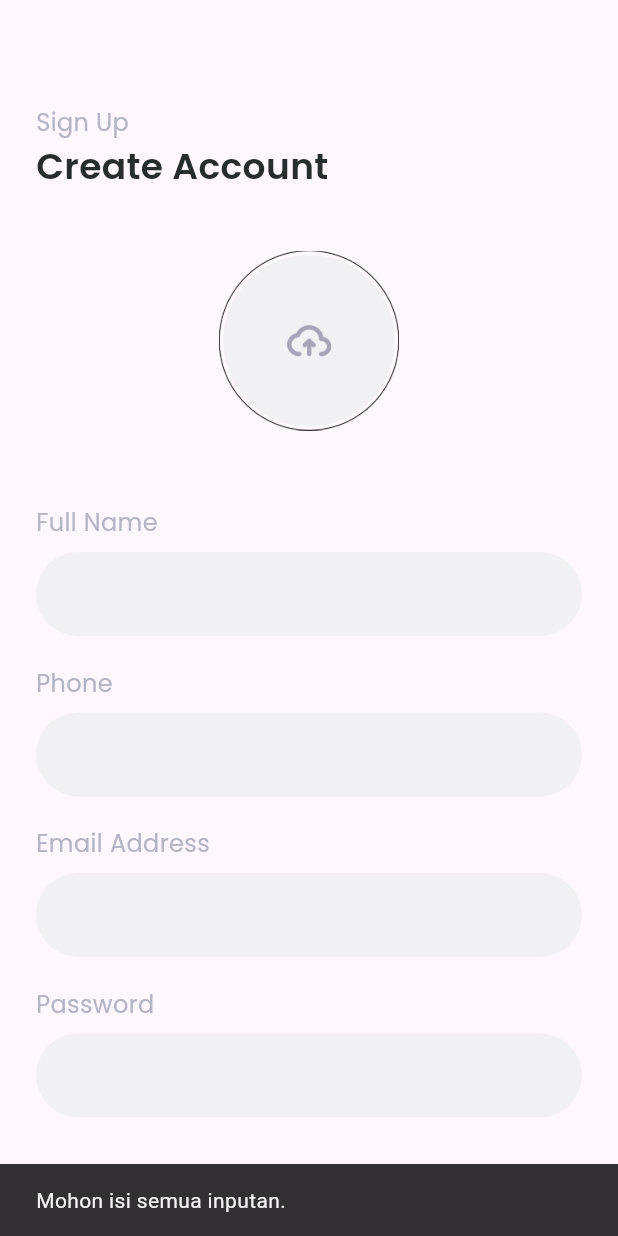
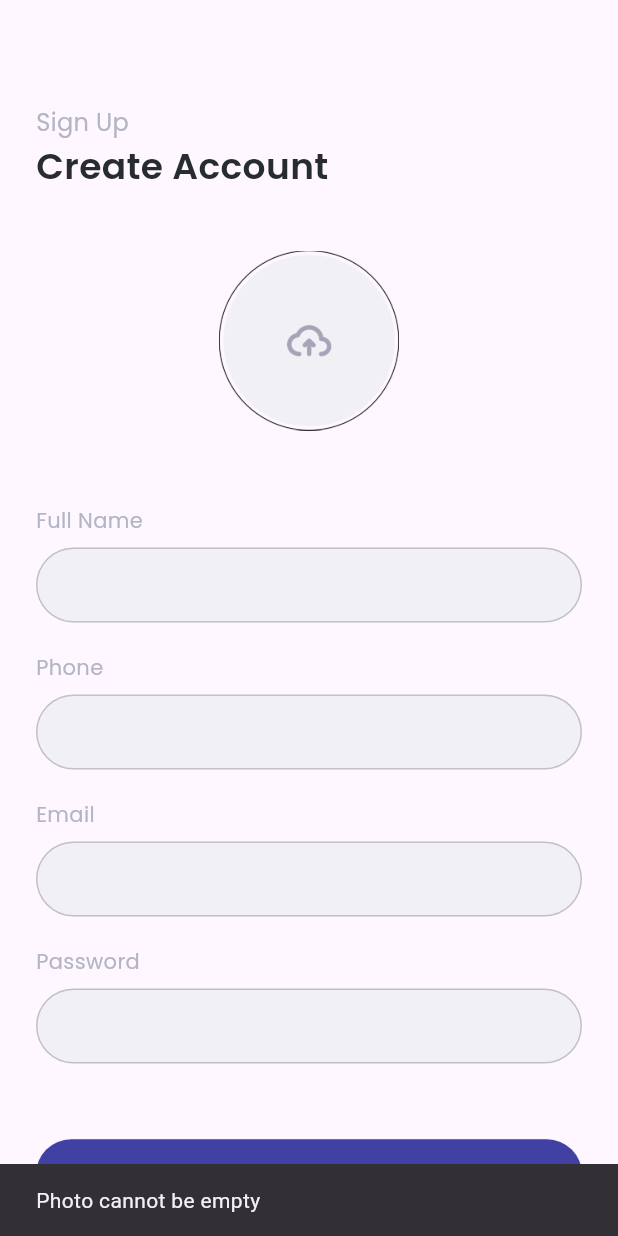
Before and after one commit to MaulanaAchmad14/sillapor, a Flutter app: the SignUpPage screen opened by its route, after a tap on "Sign Up", on a phone screen of 412 x 824 dp. Run offline on Flutter 3.47's test engine with Material 3 defaults, Android fonts, the phone set to English and light mode, and no system bars; our stand-ins replace cloud_firestore, email_validator, firebase_auth, firebase_core, firebase_storage, google_fonts and 1 more; accounts and stored records are empty.

Commit message:
fix: implement sign up

```diff
--- a/lib/home/home_page.dart
+++ b/lib/home/home_page.dart
@@ -1,4 +1,6 @@
 import 'package:flutter/material.dart';
+import 'package:importan_skripsi/models/user_model.dart';
+import 'package:importan_skripsi/services/db.dart';
 import 'package:importan_skripsi/theme.dart';
 import 'package:importan_skripsi/widgets/information_tile.dart';
 
@@ -10,8 +12,19 @@ class HomePage extends StatefulWidget {
 }
 
 class _HomePageState extends State<HomePage> {
+  UserModel? user;
   // final _userStream =
   //     FirebaseFirestore.instance.collection('DataInformation').snapshots();
+  @override
+  void initState() {
+    super.initState();
+    getData();
+  }
+
+  void getData() async {
+    user = await Database.getUser();
+    setState(() {});
+  }
 
   @override
   Widget build(BuildContext context) {
@@ -29,14 +42,11 @@ class _HomePageState extends State<HomePage> {
                 crossAxisAlignment: CrossAxisAlignment.start,
                 children: [
                   Text(
-                    'Hallo Bebee',
-                    style: subTitleTextStyle.copyWith(
-                        fontSize: 24,
-                        fontWeight: FontWeight.w600,
-                        color: primaryColor),
+                    'Hallo ${user?.name}',
+                    style: subTitleTextStyle.copyWith(fontSize: 24, fontWeight: FontWeight.w600, color: primaryColor),
                   ),
                   Text(
-                    '@bebee',
+                    '@${user?.name?.toLowerCase().replaceAll(' ', '')}',
                     style: titleTextStyle.copyWith(
                       fontSize: 16,
                     ),
--- a/lib/models/user_model.dart
+++ b/lib/models/user_model.dart
@@ -1,18 +1,15 @@
 class UserModel {
   UserModel({
-    this.image,
     this.name,
     this.phone,
   });
 
-  final String? image;
   final String? name;
   final String? phone;
 
 
   static UserModel fromJson(Map<String, dynamic> json) {
     return UserModel(
-      image: json["image"],
       name: json["name"],
       phone: json["phone"],
     );
@@ -21,7 +18,6 @@ class UserModel {
 
   Map<String, dynamic> toJson() {
     return {
-      "image": image,
       "name": name,
       "phone": phone,
     };
--- a/lib/pages/signin_page.dart
+++ b/lib/pages/signin_page.dart
@@ -17,13 +17,16 @@ class SignInPages extends StatefulWidget {
 class _SignInPagesState extends State<SignInPages> {
   TextEditingController emailText = TextEditingController();
   TextEditingController passwordText = TextEditingController();
+  final key = GlobalKey<FormState>();
 
   void login() async {
     try {
+      if (key.currentState?.validate() ?? false) {
         await AuthService.login(email: emailText.text, password: passwordText.text);
         if (mounted) Navigator.pushNamed(context, '/home');
+      }
     } catch (e) {
-      ScaffoldMessenger.of(context).showSnackBar(SnackBar(content: Text(e.toString())));
+      if (mounted) ScaffoldMessenger.of(context).showSnackBar(SnackBar(content: Text(e.toString())));
     }
   }
 
@@ -62,17 +65,19 @@ class _SignInPagesState extends State<SignInPages> {
               ),
             ),
             const SizedBox(height: 20),
-            Expanded(
+            Form(
+              key: key,
+              child: Expanded(
                 child: Column(
                   crossAxisAlignment: CrossAxisAlignment.start,
                   children: [
                     Text('Email Address', style: titleTextStyle.copyWith(fontSize: 14)),
                     const SizedBox(height: 8),
-                  TextInput(controller: emailText, validator: (value) => EmailValidator.validate(value!) ? null : 'Email tidak valid'),
+                    InputText(controller: emailText, validator: (value) => EmailValidator.validate(value!) ? null : 'Email tidak valid'),
                     const SizedBox(height: 10),
                     Text('Password', style: titleTextStyle.copyWith(fontSize: 14)),
                     const SizedBox(height: 8),
-                  TextInput(controller: passwordText, validator: (value) => value!.length > 8 ? null : 'Password minimal 8 karakter', obscure: true),
+                    InputText(controller: passwordText, validator: (value) => value!.length > 8 ? null : 'Password minimal 8 karakter', obscure: true),
                     const SizedBox(height: 40),
                     PrimaryButton(label: "Sign In", onPressed: () => login()),
                     Padding(
@@ -101,6 +106,7 @@ class _SignInPagesState extends State<SignInPages> {
                   ],
                 ),
               ),
+            ),
           ],
         ),
       ),
--- a/lib/pages/signup_page.dart
+++ b/lib/pages/signup_page.dart
@@ -1,10 +1,16 @@
+import 'dart:convert';
+
 import 'package:email_validator/email_validator.dart';
 import 'package:flutter/material.dart';
 import 'package:flutter/services.dart';
 import 'package:google_fonts/google_fonts.dart';
+import 'package:image_picker/image_picker.dart';
+import 'package:importan_skripsi/models/user_model.dart';
 import 'package:importan_skripsi/pages/signin_page.dart';
-import 'package:importan_skripsi/services/create.dart';
+import 'package:importan_skripsi/services/auth.dart';
 import 'package:importan_skripsi/theme.dart';
+import 'package:importan_skripsi/widgets/primary_button.dart';
+import 'package:importan_skripsi/widgets/text_input.dart';
 
 class SignUpPage extends StatefulWidget {
   const SignUpPage({super.key});
@@ -16,21 +22,40 @@ class SignUpPage extends StatefulWidget {
 class _SignUpPageState extends State<SignUpPage> {
   bool isEmailValid = true;
   bool isUploaded = false;
+  String? imgString;
 
-  final Create _create = Create();
+  final nameText = TextEditingController();
+  final phoneText = TextEditingController();
+  final emailText = TextEditingController();
+  final passwordText = TextEditingController();
 
-  TextEditingController emailController = TextEditingController(text: '');
-  TextEditingController fullName = TextEditingController();
-  TextEditingController phone = TextEditingController();
-  TextEditingController password = TextEditingController();
+  final key = GlobalKey<FormState>();
+
   @override
   void dispose() {
-    fullName.dispose();
-    emailController.dispose();
-    phone.dispose();
-    password.dispose();
+    nameText.dispose();
+    phoneText.dispose();
+    emailText.dispose();
+    passwordText.dispose();
 
     super.dispose();
+  }
+
+  void signUp() async {
+    try {
+      if (imgString == null && mounted) {
+        ScaffoldMessenger.of(context).showSnackBar(const SnackBar(content: Text('Photo cannot be empty')));
+        return;
+      }
+
+      if (key.currentState?.validate() ?? false) {
+        final user = UserModel(name: nameText.text, phone: phoneText.text);
+        await AuthService.register(email: emailText.text, password: passwordText.text, image: imgString!, user: user);
+        if (mounted) Navigator.pushNamed(context, '/home');
+      }
+    } catch (e) {
+      if (mounted) ScaffoldMessenger.of(context).showSnackBar(SnackBar(content: Text(e.toString())));
+    }
   }
 
   @override
@@ -38,18 +63,22 @@ class _SignUpPageState extends State<SignUpPage> {
     Widget uploadedImages() {
       return Center(
         child: InkWell(
-          onTap: () {
-            setState(() {
-              isUploaded = !isUploaded;
-            });
+          onTap: () async {
+            final picker = ImagePicker();
+            final file = await picker.pickImage(source: ImageSource.camera);
+            if (file != null) {
+              final fileBytes = await file.readAsBytes();
+              imgString = base64Encode(fileBytes);
+              setState(() {});
+            }
           },
           child: Column(
             children: [
-              Image.asset(
-                'assets/upload_pic.png',
-                width: 120,
-                height: 120,
-              ),
+              if (imgString == null) ...[
+                Image.asset('assets/upload_pic.png', width: 120, height: 120),
+              ] else ...[
+                ClipRRect(borderRadius: BorderRadius.circular(100), child: Image.memory(base64Decode(imgString!), width: 120, height: 120, fit: BoxFit.cover)),
+              ]
             ],
           ),
         ),
@@ -66,11 +95,7 @@ class _SignUpPageState extends State<SignUpPage> {
           },
           child: Column(
             children: [
-              Image.asset(
-                'assets/show_image.png',
-                width: 120,
-                height: 120,
-              ),
+              Image.asset('assets/show_image.png', width: 120, height: 120),
             ],
           ),
         ),
@@ -85,228 +110,53 @@ class _SignUpPageState extends State<SignUpPage> {
             left: 24,
             right: 24,
           ),
+          child: Form(
+            key: key,
             child: Column(
               crossAxisAlignment: CrossAxisAlignment.start,
               children: [
-              Text(
-                'Sign Up',
-                style: titleTextStyle,
-              ),
-              Text(
-                'Create Account',
-                style: subTitleTextStyle,
-              ),
-              const SizedBox(
-                height: 40,
-              ),
+                Text('Sign Up', style: titleTextStyle),
+                Text('Create Account', style: subTitleTextStyle),
+                const SizedBox(height: 40),
                 isUploaded ? showedImages() : uploadedImages(),
-              // Center(
-              //   child: Column(
-              //     children: [
-              //       Image.asset(
-              //         'assets/upload_pic.png',
-              //         width: 120,
-              //         height: 120,
-              //       )
-              //     ],
-              //   ),
-              // ),
-              const SizedBox(
-                height: 50,
-              ),
+                const SizedBox(height: 50),
                 Column(
                   crossAxisAlignment: CrossAxisAlignment.start,
                   children: [
-                  Text(
-                    'Full Name',
-                    style: titleTextStyle,
-                  ),
-                  const SizedBox(
-                    height: 8,
-                  ),
-                  TextFormField(
-                    controller: fullName,
-                    decoration: InputDecoration(
-                      fillColor: const Color(0xffF1F0F5),
-                      filled: true,
-                      enabledBorder: OutlineInputBorder(
-                        borderRadius: BorderRadius.circular(100),
-                        borderSide: BorderSide.none,
-                      ),
-                      focusedBorder: OutlineInputBorder(
-                        borderRadius: BorderRadius.circular(100),
-                        borderSide: const BorderSide(
-                          color: Color(0xff4141A4),
-                        ),
-                      ),
-                      hintText: '',
-                    ),
-                  ),
+                    Text('Full Name', style: titleTextStyle.copyWith(fontSize: 14)),
+                    const SizedBox(height: 8),
+                    InputText(controller: nameText, validator: (value) => value!.length < 8 ? 'Nama lengkap minmal 8 karakter' : null),
                   ],
                 ),
-              const SizedBox(
-                height: 20,
-              ),
+                const SizedBox(height: 20),
                 Column(
                   crossAxisAlignment: CrossAxisAlignment.start,
                   children: [
-                  Text(
-                    'Phone',
-                    style: titleTextStyle,
-                  ),
-                  const SizedBox(
-                    height: 8,
-                  ),
-                  TextFormField(
-                    controller: phone,
-                    keyboardType: TextInputType.number,
-                    inputFormatters: <TextInputFormatter>[
-                      FilteringTextInputFormatter.digitsOnly
-                    ],
-                    decoration: InputDecoration(
-                      fillColor: const Color(0xffF1F0F5),
-                      filled: true,
-                      enabledBorder: OutlineInputBorder(
-                        borderRadius: BorderRadius.circular(100),
-                        borderSide: BorderSide.none,
-                      ),
-                      focusedBorder: OutlineInputBorder(
-                        borderRadius: BorderRadius.circular(100),
-                        borderSide: const BorderSide(
-                          color: Color(0xff4141A4),
-                        ),
-                      ),
-                      hintText: '',
-                    ),
-                  ),
+                    Text('Phone', style: titleTextStyle.copyWith(fontSize: 14)),
+                    const SizedBox(height: 8),
+                    InputText(controller: phoneText, validator: (value) => value!.length < 12 ? 'Nomor Telepon minimal 12 karakter' : null, formatter: [FilteringTextInputFormatter.digitsOnly]),
                   ],
                 ),
-              const SizedBox(
-                height: 20,
-              ),
+                const SizedBox(height: 20),
                 Column(
                   crossAxisAlignment: CrossAxisAlignment.start,
                   children: [
-                  Text(
-                    'Email Address',
-                    style: titleTextStyle,
-                  ),
-                  const SizedBox(
-                    height: 8,
-                  ),
-                  TextFormField(
-                    controller: emailController,
-                    onChanged: (value) {
-                      print(value);
-                      bool isValid = EmailValidator.validate(value);
-                      print(isValid);
-                      if (isValid) {
-                        setState(() {
-                          isEmailValid = true;
-                        });
-                      } else {
-                        setState(() {
-                          isEmailValid = false;
-                        });
-                      }
-                    },
-                    decoration: InputDecoration(
-                      fillColor: const Color(0xffF1F0F5),
-                      filled: true,
-                      enabledBorder: OutlineInputBorder(
-                        borderRadius: BorderRadius.circular(100),
-                        borderSide: BorderSide.none,
-                      ),
-                      focusedBorder: OutlineInputBorder(
-                        borderRadius: BorderRadius.circular(100),
-                        borderSide: BorderSide(
-                          color: isEmailValid
-                              ? const Color(0xff4141A4)
-                              : const Color(0xffFD4F56),
-                        ),
-                      ),
-                      hintText: '',
-                    ),
-                    style: TextStyle(
-                      color:
-                          isEmailValid ? const Color(0xff4141A4) : const Color(0xffFD4F56),
-                    ),
-                  ),
+                    Text('Email', style: titleTextStyle.copyWith(fontSize: 14)),
+                    const SizedBox(height: 8),
+                    InputText(controller: emailText, validator: (value) => EmailValidator.validate(value!) ? null : 'Email tidak valid'),
                   ],
                 ),
-              const SizedBox(
-                height: 20,
-              ),
+                const SizedBox(height: 20),
                 Column(
                   crossAxisAlignment: CrossAxisAlignment.start,
                   children: [
-                  Text(
-                    'Password',
-                    style: titleTextStyle,
-                  ),
-                  const SizedBox(
-                    height: 8,
-                  ),
-                  TextFormField(
-                    controller: password,
-                    decoration: InputDecoration(
-                      fillColor: const Color(0xffF1F0F5),
-                      filled: true,
-                      enabledBorder: OutlineInputBorder(
-                        borderRadius: BorderRadius.circular(100),
-                        borderSide: BorderSide.none,
-                      ),
-                      focusedBorder: OutlineInputBorder(
-                        borderRadius: BorderRadius.circular(100),
-                        borderSide: const BorderSide(
-                          color: Color(0xff4141A4),
-                        ),
-                      ),
-                      hintText: '',
-                    ),
-                  ),
+                    Text('Password', style: titleTextStyle.copyWith(fontSize: 14)),
+                    const SizedBox(height: 8),
+                    InputText(controller: passwordText, validator: (value) => value!.length > 8 ? null : 'Password minimal 8 karakter', obscure: true),
                   ],
                 ),
-              const SizedBox(
-                height: 50,
-              ),
-              SizedBox(
-                width: 400,
-                height: 50,
-                child: TextButton(
-                  style: TextButton.styleFrom(
-                    backgroundColor: const Color(0xff4141A4),
-                    shape: RoundedRectangleBorder(
-                      borderRadius: BorderRadius.circular(66),
-                    ),
-                  ),
-                  onPressed: () async {
-                    if (_validateInput()) {
-                      final String fullNameValue = fullName.text.toUpperCase();
-
-                      final int phoneValue = int.tryParse(phone.text) ?? 0;
-
-                      final String emailValue = emailController.text;
-                      final String passwordValue = password.text;
-
-                      await _create.addUser(
-                          fullName: fullNameValue,
-                          phone: phoneValue,
-                          emailAddress: emailValue,
-                          Password: passwordValue);
-
-                      Navigator.pushReplacement(
-                        context,
-                        MaterialPageRoute(builder: (context) => const SignInPages()),
-                      );
-                    }
-                  },
-                  child: Text(
-                    'Sign Up',
-                    style: buttonTextStyle,
-                  ),
-                ),
-              ),
+                const SizedBox(height: 50),
+                PrimaryButton(label: "Sign Up", onPressed: signUp),
                 const SizedBox(
                   height: 20,
                 ),
@@ -337,21 +187,7 @@ class _SignUpPageState extends State<SignUpPage> {
             ),
           ),
         ),
+      ),
     );
   }
-
-  bool _validateInput() {
-    if (fullName.text.isEmpty ||
-        phone.text.isEmpty ||
-        emailController.text.isEmpty ||
-        password.text.isEmpty) {
-      ScaffoldMessenger.of(context).showSnackBar(
-        const SnackBar(
-          content: Text('Mohon isi semua inputan.'),
-        ),
-      );
-      return false;
 }
-    return true;
-  }
-}
--- a/lib/pages/splash_page.dart
+++ b/lib/pages/splash_page.dart
@@ -1,5 +1,6 @@
 import 'dart:async';
 
+import 'package:firebase_auth/firebase_auth.dart';
 import 'package:flutter/material.dart';
 import 'package:importan_skripsi/pages/signin_page.dart';
 
@@ -14,10 +15,14 @@ class _SplashPageState extends State<SplashPage> {
   @override
   void initState() {
     super.initState();
+    final user = FirebaseAuth.instance.currentUser;
 
     Timer(const Duration(seconds: 3), () {
-      Navigator.pushReplacement(
-          context, MaterialPageRoute(builder: (context) => const SignInPages()));
+      if (user != null) {
+        Navigator.pushNamedAndRemoveUntil(context, '/home', (route) => false);
+      } else {
+        Navigator.pushReplacement(context, MaterialPageRoute(builder: (context) => const SignInPages()));
+      }
     });
   }
 
--- a/lib/services/auth.dart
+++ b/lib/services/auth.dart
@@ -1,4 +1,5 @@
 import 'package:firebase_auth/firebase_auth.dart';
+import 'package:firebase_storage/firebase_storage.dart';
 import 'package:importan_skripsi/models/user_model.dart';
 import 'package:importan_skripsi/services/db.dart';
 
@@ -13,12 +14,12 @@ class AuthService {
     }
   }
 
-  static Future<void> register({required String email, required String password, required UserModel user}) async {
+  static Future<void> register({required String email, required String password, required String image, required UserModel user}) async {
     try {
       final userCredential = await FirebaseAuth.instance.createUserWithEmailAndPassword(email: email, password: password);
       final uid = userCredential.user?.uid;
-
       await Database.createUser(uid: uid!, user: user);
+      // await FirebaseStorage.instance.ref(uid).putString(image);
     } on FirebaseAuthException catch (e) {
       throw Exception(e.message);
     } catch (e) {
--- a/lib/widgets/text_input.dart
+++ b/lib/widgets/text_input.dart
@@ -1,15 +1,18 @@
 import 'package:flutter/material.dart';
+import 'package:flutter/services.dart';
 
-class TextInput extends StatelessWidget {
-  const TextInput({super.key, required this.controller, this.onChanged, this.validator, this.obscure = false});
+class InputText extends StatelessWidget {
+  const InputText({super.key, required this.controller, this.onChanged, this.validator, this.obscure = false, this.formatter});
   final TextEditingController controller;
   final void Function(String)? onChanged;
   final String? Function(String?)? validator;
   final bool obscure;
+  final List<TextInputFormatter>? formatter;
 
   @override
   Widget build(BuildContext context) {
     return TextFormField(
+      inputFormatters: formatter,
       obscureText: obscure,
       autovalidateMode: AutovalidateMode.onUserInteraction,
       validator: validator,
--- a/pubspec.yaml
+++ b/pubspec.yaml
@@ -40,7 +40,7 @@ dependencies:
   firebase_auth: ^4.14.0
   cloud_firestore: ^4.13.1
   firebase_core: ^2.24.2
-  image_picker: ^1.1.1
+  image_picker: ^1.1.2
   firebase_storage: ^11.7.4
 
 dev_dependencies:
```
Also changed, not shown: pubspec.lock, 1 other file. Lines whose indentation alone changed are shown as unchanged.
